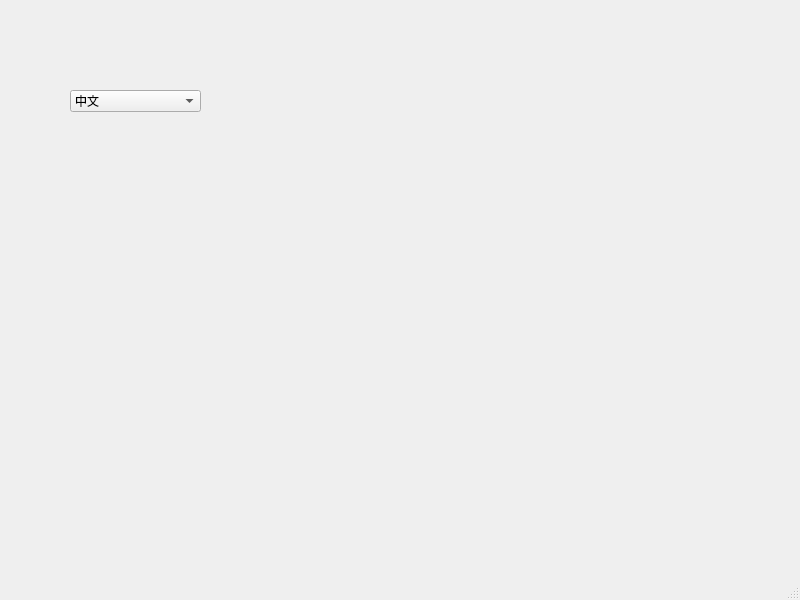
Old version of the form TranslatroEx/mainwindow.ui in the repository KinBotFighting/QtStudy.
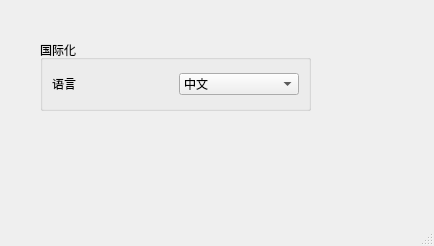
New version of the form.

Patch:
```diff
--- a/TranslatroEx/mainwindow.ui
+++ b/TranslatroEx/mainwindow.ui
@@ -6,23 +6,38 @@
    <rect>
     <x>0</x>
     <y>0</y>
-    <width>800</width>
-    <height>600</height>
+    <width>434</width>
+    <height>246</height>
    </rect>
   </property>
   <property name="windowTitle">
    <string>MainWindow</string>
   </property>
   <widget class="QWidget" name="centralwidget">
+   <widget class="QGroupBox" name="groupBox">
+    <property name="geometry">
+     <rect>
+      <x>40</x>
+      <y>40</y>
+      <width>271</width>
+      <height>71</height>
+     </rect>
+    </property>
+    <property name="title">
+     <string>国际化</string>
+    </property>
+    <layout class="QGridLayout" name="gridLayout">
+     <item row="0" column="0">
+      <layout class="QHBoxLayout" name="horizontalLayout">
+       <item>
+        <widget class="QLabel" name="label">
+         <property name="text">
+          <string>语言</string>
+         </property>
+        </widget>
+       </item>
+       <item>
    <widget class="QComboBox" name="comboBox">
-    <property name="geometry">
-     <rect>
-      <x>70</x>
-      <y>90</y>
-      <width>131</width>
-      <height>22</height>
-     </rect>
-    </property>
     <item>
      <property name="text">
       <string>中文</string>
@@ -34,6 +49,11 @@
      </property>
     </item>
    </widget>
+       </item>
+      </layout>
+     </item>
+    </layout>
+   </widget>
   </widget>
   <widget class="QMenuBar" name="menubar">
    <property name="geometry">
```
Left out of the diff: 2 changed lines with no effect on the pictures. Lines whose indentation alone changed are shown as unchanged.
